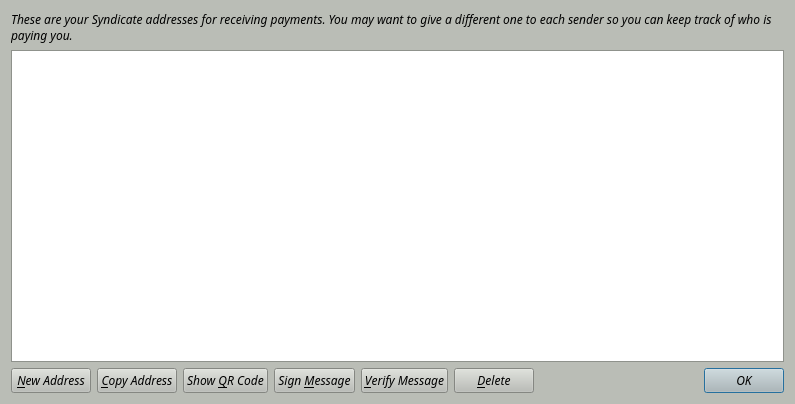
Qt form src/qt/forms/addressbookpage.ui (SyndicateCash/SyndicateCash) before a commit.
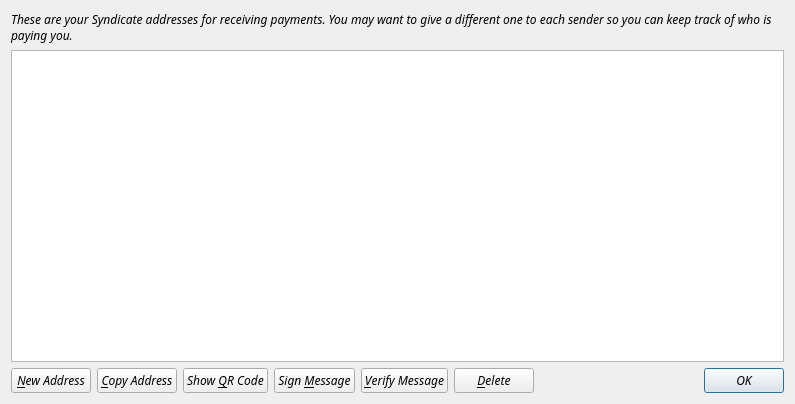
The same form after that commit.

The edit to the form file:
```diff
--- a/src/qt/forms/addressbookpage.ui
+++ b/src/qt/forms/addressbookpage.ui
@@ -10,421 +10,6 @@
     <height>404</height>
    </rect>
   </property>
-  <property name="palette">
-   <palette>
-    <active>
-     <colorrole role="WindowText">
-      <brush brushstyle="SolidPattern">
-       <color alpha="255">
-        <red>0</red>
-        <green>0</green>
-        <blue>0</blue>
-       </color>
-      </brush>
-     </colorrole>
-     <colorrole role="Button">
-      <brush brushstyle="SolidPattern">
-       <color alpha="255">
-        <red>186</red>
-        <green>189</green>
-        <blue>182</blue>
-       </color>
-      </brush>
-     </colorrole>
-     <colorrole role="Light">
-      <brush brushstyle="SolidPattern">
-       <color alpha="255">
-        <red>255</red>
-        <green>255</green>
-        <blue>255</blue>
-       </color>
-      </brush>
-     </colorrole>
-     <colorrole role="Midlight">
-      <brush brushstyle="SolidPattern">
-       <color alpha="255">
-        <red>220</red>
-        <green>222</green>
-        <blue>218</blue>
-       </color>
-      </brush>
-     </colorrole>
-     <colorrole role="Dark">
-      <brush brushstyle="SolidPattern">
-       <color alpha="255">
-        <red>93</red>
-        <green>94</green>
-        <blue>91</blue>
-       </color>
-      </brush>
-     </colorrole>
-     <colorrole role="Mid">
-      <brush brushstyle="SolidPattern">
-       <color alpha="255">
-        <red>124</red>
-        <green>126</green>
-        <blue>121</blue>
-       </color>
-      </brush>
-     </colorrole>
-     <colorrole role="Text">
-      <brush brushstyle="SolidPattern">
-       <color alpha="255">
-        <red>0</red>
-        <green>0</green>
-        <blue>0</blue>
-       </color>
-      </brush>
-     </colorrole>
-     <colorrole role="BrightText">
-      <brush brushstyle="SolidPattern">
-       <color alpha="255">
-        <red>255</red>
-        <green>255</green>
-        <blue>255</blue>
-       </color>
-      </brush>
-     </colorrole>
-     <colorrole role="ButtonText">
-      <brush brushstyle="SolidPattern">
-       <color alpha="255">
-        <red>0</red>
-        <green>0</green>
-        <blue>0</blue>
-       </color>
-      </brush>
-     </colorrole>
-     <colorrole role="Base">
-      <brush brushstyle="SolidPattern">
-       <color alpha="255">
-        <red>255</red>
-        <green>255</green>
-        <blue>255</blue>
-       </color>
-      </brush>
-     </colorrole>
-     <colorrole role="Window">
-      <brush brushstyle="SolidPattern">
-       <color alpha="255">
-        <red>186</red>
-        <green>189</green>
-        <blue>182</blue>
-       </color>
-      </brush>
-     </colorrole>
-     <colorrole role="Shadow">
-      <brush brushstyle="SolidPattern">
-       <color alpha="255">
-        <red>0</red>
-        <green>0</green>
-        <blue>0</blue>
-       </color>
-      </brush>
-     </colorrole>
-     <colorrole role="AlternateBase">
-      <brush brushstyle="SolidPattern">
-       <color alpha="255">
-        <red>220</red>
-        <green>222</green>
-        <blue>218</blue>
-       </color>
-      </brush>
-     </colorrole>
-     <colorrole role="ToolTipBase">
-      <brush brushstyle="SolidPattern">
-       <color alpha="255">
-        <red>255</red>
-        <green>255</green>
-        <blue>220</blue>
-       </color>
-      </brush>
-     </colorrole>
-     <colorrole role="ToolTipText">
-      <brush brushstyle="SolidPattern">
-       <color alpha="255">
-        <red>0</red>
-        <green>0</green>
-        <blue>0</blue>
-       </color>
-      </brush>
-     </colorrole>
-    </active>
-    <inactive>
-     <colorrole role="WindowText">
-      <brush brushstyle="SolidPattern">
-       <color alpha="255">
-        <red>0</red>
-        <green>0</green>
-        <blue>0</blue>
-       </color>
-      </brush>
-     </colorrole>
-     <colorrole role="Button">
-      <brush brushstyle="SolidPattern">
-       <color alpha="255">
-        <red>186</red>
-        <green>189</green>
-        <blue>182</blue>
-       </color>
-      </brush>
-     </colorrole>
-     <colorrole role="Light">
-      <brush brushstyle="SolidPattern">
-       <color alpha="255">
-        <red>255</red>
-        <green>255</green>
-        <blue>255</blue>
-       </color>
-      </brush>
-     </colorrole>
-     <colorrole role="Midlight">
-      <brush brushstyle="SolidPattern">
-       <color alpha="255">
-        <red>220</red>
-        <green>222</green>
-        <blue>218</blue>
-       </color>
-      </brush>
-     </colorrole>
-     <colorrole role="Dark">
-      <brush brushstyle="SolidPattern">
-       <color alpha="255">
-        <red>93</red>
-        <green>94</green>
-        <blue>91</blue>
-       </color>
-      </brush>
-     </colorrole>
-     <colorrole role="Mid">
-      <brush brushstyle="SolidPattern">
-       <color alpha="255">
-        <red>124</red>
-        <green>126</green>
-        <blue>121</blue>
-       </color>
-      </brush>
-     </colorrole>
-     <colorrole role="Text">
-      <brush brushstyle="SolidPattern">
-       <color alpha="255">
-        <red>0</red>
-        <green>0</green>
-        <blue>0</blue>
-       </color>
-      </brush>
-     </colorrole>
-     <colorrole role="BrightText">
-      <brush brushstyle="SolidPattern">
-       <color alpha="255">
-        <red>255</red>
-        <green>255</green>
-        <blue>255</blue>
-       </color>
-      </brush>
-     </colorrole>
-     <colorrole role="ButtonText">
-      <brush brushstyle="SolidPattern">
-       <color alpha="255">
-        <red>0</red>
-        <green>0</green>
-        <blue>0</blue>
-       </color>
-      </brush>
-     </colorrole>
-     <colorrole role="Base">
-      <brush brushstyle="SolidPattern">
-       <color alpha="255">
-        <red>255</red>
-        <green>255</green>
-        <blue>255</blue>
-       </color>
-      </brush>
-     </colorrole>
-     <colorrole role="Window">
-      <brush brushstyle="SolidPattern">
-       <color alpha="255">
-        <red>186</red>
-        <green>189</green>
-        <blue>182</blue>
-       </color>
-      </brush>
-     </colorrole>
-     <colorrole role="Shadow">
-      <brush brushstyle="SolidPattern">
-       <color alpha="255">
-        <red>0</red>
-        <green>0</green>
-        <blue>0</blue>
-       </color>
-      </brush>
-     </colorrole>
-     <colorrole role="AlternateBase">
-      <brush brushstyle="SolidPattern">
-       <color alpha="255">
-        <red>220</red>
-        <green>222</green>
-        <blue>218</blue>
-       </color>
-      </brush>
-     </colorrole>
-     <colorrole role="ToolTipBase">
-      <brush brushstyle="SolidPattern">
-       <color alpha="255">
-        <red>255</red>
-        <green>255</green>
-        <blue>220</blue>
-       </color>
-      </brush>
-     </colorrole>
-     <colorrole role="ToolTipText">
-      <brush brushstyle="SolidPattern">
-       <color alpha="255">
-        <red>0</red>
-        <green>0</green>
-        <blue>0</blue>
-       </color>
-      </brush>
-     </colorrole>
-    </inactive>
-    <disabled>
-     <colorrole role="WindowText">
-      <brush brushstyle="SolidPattern">
-       <color alpha="255">
-        <red>93</red>
-        <green>94</green>
-        <blue>91</blue>
-       </color>
-      </brush>
-     </colorrole>
-     <colorrole role="Button">
-      <brush brushstyle="SolidPattern">
-       <color alpha="255">
-        <red>186</red>
-        <green>189</green>
-        <blue>182</blue>
-       </color>
-      </brush>
-     </colorrole>
-     <colorrole role="Light">
-      <brush brushstyle="SolidPattern">
-       <color alpha="255">
-        <red>255</red>
-        <green>255</green>
-        <blue>255</blue>
-       </color>
-      </brush>
-     </colorrole>
-     <colorrole role="Midlight">
-      <brush brushstyle="SolidPattern">
-       <color alpha="255">
-        <red>220</red>
-        <green>222</green>
-        <blue>218</blue>
-       </color>
-      </brush>
-     </colorrole>
-     <colorrole role="Dark">
-      <brush brushstyle="SolidPattern">
-       <color alpha="255">
-        <red>93</red>
-        <green>94</green>
-        <blue>91</blue>
-       </color>
-      </brush>
-     </colorrole>
-     <colorrole role="Mid">
-      <brush brushstyle="SolidPattern">
-       <color alpha="255">
-        <red>124</red>
-        <green>126</green>
-        <blue>121</blue>
-       </color>
-      </brush>
-     </colorrole>
-     <colorrole role="Text">
-      <brush brushstyle="SolidPattern">
-       <color alpha="255">
-        <red>93</red>
-        <green>94</green>
-        <blue>91</blue>
-       </color>
-      </brush>
-     </colorrole>
-     <colorrole role="BrightText">
-      <brush brushstyle="SolidPattern">
-       <color alpha="255">
-        <red>255</red>
-        <green>255</green>
-        <blue>255</blue>
-       </color>
-      </brush>
-     </colorrole>
-     <colorrole role="ButtonText">
-      <brush brushstyle="SolidPattern">
-       <color alpha="255">
-        <red>93</red>
-        <green>94</green>
-        <blue>91</blue>
-       </color>
-      </brush>
-     </colorrole>
-     <colorrole role="Base">
-      <brush brushstyle="SolidPattern">
-       <color alpha="255">
-        <red>186</red>
-        <green>189</green>
-        <blue>182</blue>
-       </color>
-      </brush>
-     </colorrole>
-     <colorrole role="Window">
-      <brush brushstyle="SolidPattern">
-       <color alpha="255">
-        <red>186</red>
-        <green>189</green>
-        <blue>182</blue>
-       </color>
-      </brush>
-     </colorrole>
-     <colorrole role="Shadow">
-      <brush brushstyle="SolidPattern">
-       <color alpha="255">
-        <red>0</red>
-        <green>0</green>
-        <blue>0</blue>
-       </color>
-      </brush>
-     </colorrole>
-     <colorrole role="AlternateBase">
-      <brush brushstyle="SolidPattern">
-       <color alpha="255">
-        <red>186</red>
-        <green>189</green>
-        <blue>182</blue>
-       </color>
-      </brush>
-     </colorrole>
-     <colorrole role="ToolTipBase">
-      <brush brushstyle="SolidPattern">
-       <color alpha="255">
-        <red>255</red>
-        <green>255</green>
-        <blue>220</blue>
-       </color>
-      </brush>
-     </colorrole>
-     <colorrole role="ToolTipText">
-      <brush brushstyle="SolidPattern">
-       <color alpha="255">
-        <red>0</red>
-        <green>0</green>
-        <blue>0</blue>
-       </color>
-      </brush>
-     </colorrole>
-    </disabled>
-   </palette>
-  </property>
   <property name="font">
    <font>
     <family>Sawasdee</family>
```
